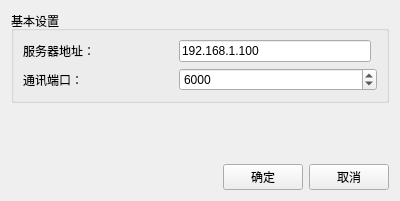
MrXiaomao/NeutronCamera, file netsettingwindow.ui: the form before one commit.
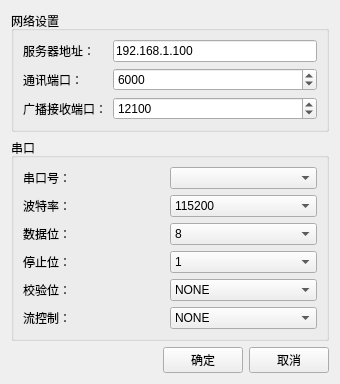
The form after the commit.

```diff
--- a/netsettingwindow.ui
+++ b/netsettingwindow.ui
@@ -6,15 +6,15 @@
    <rect>
     <x>0</x>
     <y>0</y>
-    <width>400</width>
-    <height>201</height>
+    <width>340</width>
+    <height>340</height>
    </rect>
   </property>
   <property name="windowTitle">
    <string>网络设置</string>
   </property>
   <layout class="QGridLayout" name="gridLayout_4">
-   <item row="2" column="0">
+   <item row="3" column="0">
     <widget class="QWidget" name="widget" native="true">
      <property name="sizePolicy">
       <sizepolicy hsizetype="Preferred" vsizetype="Fixed">
@@ -68,42 +68,16 @@
    <item row="0" column="0">
     <widget class="QGroupBox" name="groupBox_31">
      <property name="title">
-      <string>基本设置</string>
+      <string>网络设置</string>
      </property>
      <layout class="QGridLayout" name="gridLayout_2">
-      <item row="2" column="1" colspan="2">
-       <widget class="QSpinBox" name="spinBox_port">
-        <property name="maximum">
-         <number>65535</number>
-        </property>
-        <property name="singleStep">
-         <number>1</number>
-        </property>
-        <property name="value">
-         <number>6000</number>
-        </property>
-       </widget>
-      </item>
       <item row="1" column="0">
        <widget class="QLabel" name="label_2">
-        <property name="minimumSize">
-         <size>
-          <width>150</width>
-          <height>0</height>
-         </size>
-        </property>
         <property name="text">
          <string>服务器地址：</string>
         </property>
        </widget>
       </item>
-      <item row="2" column="0">
-       <widget class="QLabel" name="label_3">
-        <property name="text">
-         <string>通讯端口：</string>
-        </property>
-       </widget>
-      </item>
       <item row="1" column="1">
        <widget class="QLineEdit" name="lineEdit_ip">
         <property name="text">
@@ -111,10 +85,50 @@
         </property>
        </widget>
       </item>
+      <item row="2" column="0">
+       <widget class="QLabel" name="label_3">
+        <property name="text">
+         <string>通讯端口：</string>
+        </property>
+       </widget>
+      </item>
+      <item row="3" column="0">
+       <widget class="QLabel" name="label_9">
+        <property name="text">
+         <string>广播接收端口：</string>
+        </property>
+       </widget>
+      </item>
+      <item row="3" column="1">
+       <widget class="QSpinBox" name="spinBox_broadcastPort">
+        <property name="minimum">
+         <number>1</number>
+        </property>
+        <property name="maximum">
+         <number>999999</number>
+        </property>
+        <property name="value">
+         <number>12100</number>
+        </property>
+       </widget>
+      </item>
+      <item row="2" column="1">
+       <widget class="QSpinBox" name="spinBox_port">
+        <property name="maximum">
+         <number>65535</number>
+        </property>
+        <property name="singleStep">
+         <number>1</number>
+        </property>
+        <property name="value">
+         <number>6000</number>
+        </property>
+       </widget>
+      </item>
      </layout>
     </widget>
    </item>
-   <item row="1" column="0">
+   <item row="2" column="0">
     <spacer name="verticalSpacer">
      <property name="orientation">
       <enum>Qt::Vertical</enum>
@@ -127,6 +141,213 @@
      </property>
     </spacer>
    </item>
+   <item row="1" column="0">
+    <widget class="QGroupBox" name="groupBox">
+     <property name="title">
+      <string>串口</string>
+     </property>
+     <layout class="QGridLayout" name="gridLayout">
+      <item row="0" column="0">
+       <widget class="QLabel" name="label">
+        <property name="text">
+         <string>串口号：</string>
+        </property>
+       </widget>
+      </item>
+      <item row="0" column="1">
+       <widget class="QComboBox" name="comboBox_serialPortName"/>
+      </item>
+      <item row="1" column="0">
+       <widget class="QLabel" name="label_4">
+        <property name="text">
+         <string>波特率：</string>
+        </property>
+       </widget>
+      </item>
+      <item row="1" column="1">
+       <widget class="QComboBox" name="comboBox_2">
+        <item>
+         <property name="text">
+          <string>115200</string>
+         </property>
+        </item>
+        <item>
+         <property name="text">
+          <string>57600</string>
+         </property>
+        </item>
+        <item>
+         <property name="text">
+          <string>38400</string>
+         </property>
+        </item>
+        <item>
+         <property name="text">
+          <string>19200</string>
+         </property>
+        </item>
+        <item>
+         <property name="text">
+          <string>9600</string>
+         </property>
+        </item>
+        <item>
+         <property name="text">
+          <string>4800</string>
+         </property>
+        </item>
+        <item>
+         <property name="text">
+          <string>2400</string>
+         </property>
+        </item>
+        <item>
+         <property name="text">
+          <string>1200</string>
+         </property>
+        </item>
+       </widget>
+      </item>
+      <item row="2" column="0">
+       <widget class="QLabel" name="label_5">
+        <property name="text">
+         <string>数据位：</string>
+        </property>
+       </widget>
+      </item>
+      <item row="2" column="1">
+       <widget class="QComboBox" name="comboBox_3">
+        <property name="currentIndex">
+         <number>3</number>
+        </property>
+        <item>
+         <property name="text">
+          <string>5</string>
+         </property>
+        </item>
+        <item>
+         <property name="text">
+          <string>6</string>
+         </property>
+        </item>
+        <item>
+         <property name="text">
+          <string>7</string>
+         </property>
+        </item>
+        <item>
+         <property name="text">
+          <string>8</string>
+         </property>
+        </item>
+       </widget>
+      </item>
+      <item row="3" column="0">
+       <widget class="QLabel" name="label_6">
+        <property name="text">
+         <string>停止位：</string>
+        </property>
+       </widget>
+      </item>
+      <item row="3" column="1">
+       <widget class="QComboBox" name="comboBox_4">
+        <item>
+         <property name="text">
+          <string>1</string>
+         </property>
+        </item>
+        <item>
+         <property name="text">
+          <string>1.5</string>
+         </property>
+        </item>
+        <item>
+         <property name="text">
+          <string>2</string>
+         </property>
+        </item>
+       </widget>
+      </item>
+      <item row="4" column="0">
+       <widget class="QLabel" name="label_7">
+        <property name="text">
+         <string>校验位：</string>
+        </property>
+       </widget>
+      </item>
+      <item row="4" column="1">
+       <widget class="QComboBox" name="comboBox_5">
+        <item>
+         <property name="text">
+          <string>NONE</string>
+         </property>
+        </item>
+        <item>
+         <property name="text">
+          <string>ODD</string>
+         </property>
+        </item>
+        <item>
+         <property name="text">
+          <string>EVEN</string>
+         </property>
+        </item>
+        <item>
+         <property name="text">
+          <string>MARK</string>
+         </property>
+        </item>
+        <item>
+         <property name="text">
+          <string>SPACE</string>
+         </property>
+        </item>
+       </widget>
+      </item>
+      <item row="5" column="0">
+       <widget class="QLabel" name="label_8">
+        <property name="text">
+         <string>流控制：</string>
+        </property>
+       </widget>
+      </item>
+      <item row="5" column="1">
+       <widget class="QComboBox" name="comboBox_6">
+        <item>
+         <property name="text">
+          <string>NONE</string>
+         </property>
+        </item>
+        <item>
+         <property name="text">
+          <string>XON/XOFF</string>
+         </property>
+        </item>
+        <item>
+         <property name="text">
+          <string>RTS/CTS</string>
+         </property>
+        </item>
+        <item>
+         <property name="text">
+          <string>DTR/DSR</string>
+         </property>
+        </item>
+        <item>
+         <property name="text">
+          <string>RTS/CTS/XON/XOFF</string>
+         </property>
+        </item>
+        <item>
+         <property name="text">
+          <string>DTR/DSR/XON/XOFF</string>
+         </property>
+        </item>
+       </widget>
+      </item>
+     </layout>
+    </widget>
+   </item>
   </layout>
  </widget>
  <resources/>
```
